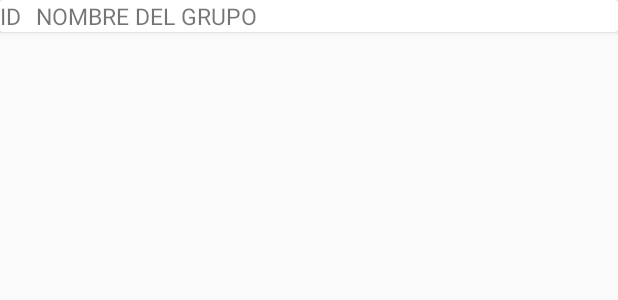
After one commit to faradius/CursoFirebaseCF, an Android app: the layout item.xml on its own in the app's theme, with its tools: preview values and no code run, on a phone screen of 412 x 824 dp. The commit adds this screen. Shown: the top 300 px of the screen. Run offline under Robolectric (Android 15) with nearby library versions, the phone set to English and light mode, and no system bars.

Commit message:
RecyclerView Terminado sin usar Firebase

```diff
--- a/app/build.gradle
+++ b/app/build.gradle
@@ -28,6 +28,9 @@ dependencies {
     implementation 'com.google.firebase:firebase-database:16.0.4'
     implementation 'com.google.firebase:firebase-core:16.0.4'
     implementation 'com.google.firebase:firebase-auth:16.0.5'
+    implementation 'com.android.support:recyclerview-v7:28.0.0'
+    implementation 'com.android.support:cardview-v7:28.0.0'
+
     //implementation 'com.firebase:firebase-client-android:2.3.1' //Implementacion obsoleta
     testImplementation 'junit:junit:4.12'
     androidTestImplementation 'com.android.support.test:runner:1.0.2'
--- /dev/null
+++ b/app/src/main/res/layout/item.xml
@@ -0,0 +1,30 @@
+<?xml version="1.0" encoding="utf-8"?>
+<android.support.v7.widget.CardView
+    android:id="@+id/cardView"
+    xmlns:android="http://schemas.android.com/apk/res/android"
+    android:layout_width="match_parent"
+    android:layout_height="wrap_content"
+    android:layout_marginBottom="5sp">
+
+    <LinearLayout
+        android:layout_width="match_parent"
+        android:layout_height="wrap_content"
+        android:orientation="horizontal">
+
+        <TextView
+            android:id="@+id/idGrupo"
+            android:layout_width="wrap_content"
+            android:layout_height="wrap_content"
+            android:text="ID"
+            android:textSize="15sp"/>
+
+        <TextView
+            android:id="@+id/nameGrupo"
+            android:layout_width="wrap_content"
+            android:layout_height="wrap_content"
+            android:text="NOMBRE DEL GRUPO"
+            android:layout_marginLeft="10dp"
+            android:textSize="15sp"/>
+    </LinearLayout>
+
+</android.support.v7.widget.CardView>
```
Also changed, not shown: app/src/main/AndroidManifest.xml (+6 -5 lines), app/src/main/java/com/example/cursofirebasecf/Ejemplo2_AgregarDatos/AgregarDatosMainActivity.java (+11 -1 lines), app/src/main/java/com/example/cursofirebasecf/Ejemplo3_RecyclerViewCRUD/Grupo.java (added, +31 -0 lines), app/src/main/java/com/example/cursofirebasecf/Ejemplo3_RecyclerViewCRUD/GrupoAdapter.java (added, +55 -0 lines), app/src/main/java/com/example/cursofirebasecf/Ejemplo3_RecyclerViewCRUD/TODOActivity.java (+25 -0 lines), app/src/main/res/layout/activity_agregar_datos_main.xml (+12 -0 lines), app/src/main/res/layout/activity_todo.xml (+10 -2 lines).
